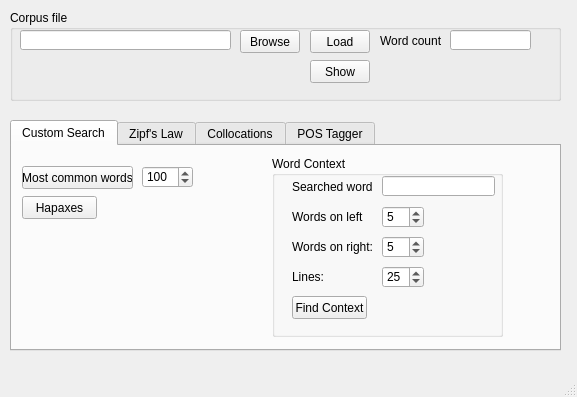
This is Main/form.ui in gabruszka/SAIL as Qt 5 draws it before an edit. The edited form follows.
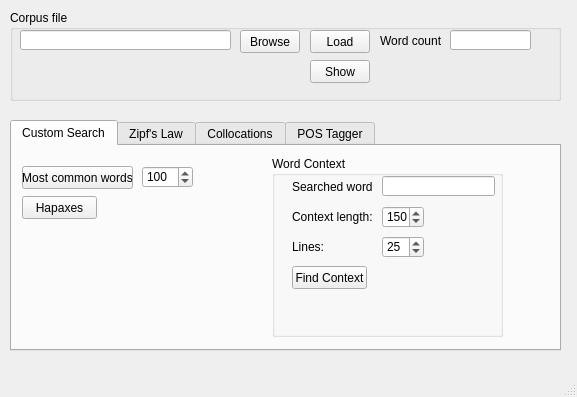
This is the edited form.

Commit message: context display changed

What changed in the file:
```diff
--- a/Main/form.ui
+++ b/Main/form.ui
@@ -144,50 +144,11 @@
       <property name="title">
        <string>Word Context</string>
       </property>
-      <widget class="QSpinBox" name="wordsOnLeft">
-       <property name="geometry">
-        <rect>
-         <x>110</x>
-         <y>50</y>
-         <width>42</width>
-         <height>22</height>
-        </rect>
-       </property>
-       <property name="value">
-        <number>5</number>
-       </property>
-      </widget>
-      <widget class="QLabel" name="label_7">
-       <property name="geometry">
-        <rect>
-         <x>20</x>
-         <y>50</y>
-         <width>71</width>
-         <height>21</height>
-        </rect>
-       </property>
-       <property name="text">
-        <string>Words on left:</string>
-       </property>
-      </widget>
-      <widget class="QLabel" name="label_8">
-       <property name="geometry">
-        <rect>
-         <x>20</x>
-         <y>80</y>
-         <width>81</width>
-         <height>21</height>
-        </rect>
-       </property>
-       <property name="text">
-        <string>Words on right:</string>
-       </property>
-      </widget>
       <widget class="QLabel" name="label_9">
        <property name="geometry">
         <rect>
          <x>20</x>
-         <y>110</y>
+         <y>80</y>
          <width>81</width>
          <height>21</height>
         </rect>
@@ -196,24 +157,11 @@
         <string>Lines:</string>
        </property>
       </widget>
-      <widget class="QSpinBox" name="wordsOnRight">
-       <property name="geometry">
-        <rect>
-         <x>110</x>
-         <y>80</y>
-         <width>42</width>
-         <height>22</height>
-        </rect>
-       </property>
-       <property name="value">
-        <number>5</number>
-       </property>
-      </widget>
       <widget class="QPushButton" name="findContextBtn">
        <property name="geometry">
         <rect>
          <x>20</x>
-         <y>140</y>
+         <y>110</y>
          <width>75</width>
          <height>23</height>
         </rect>
@@ -249,7 +197,7 @@
        <property name="geometry">
         <rect>
          <x>110</x>
-         <y>110</y>
+         <y>80</y>
          <width>42</width>
          <height>22</height>
         </rect>
@@ -258,6 +206,41 @@
         <number>25</number>
        </property>
       </widget>
+      <widget class="QSpinBox" name="contextLength">
+       <property name="geometry">
+        <rect>
+         <x>110</x>
+         <y>50</y>
+         <width>42</width>
+         <height>22</height>
+        </rect>
+       </property>
+       <property name="minimum">
+        <number>10</number>
+       </property>
+       <property name="maximum">
+        <number>500</number>
+       </property>
+       <property name="singleStep">
+        <number>2</number>
+       </property>
+       <property name="value">
+        <number>150</number>
+       </property>
+      </widget>
+      <widget class="QLabel" name="label_11">
+       <property name="geometry">
+        <rect>
+         <x>20</x>
+         <y>50</y>
+         <width>81</width>
+         <height>21</height>
+        </rect>
+       </property>
+       <property name="text">
+        <string>Context length:</string>
+       </property>
+      </widget>
      </widget>
     </widget>
     <widget class="QWidget" name="Zipftab">
```
The commit also changes 2 other files.
